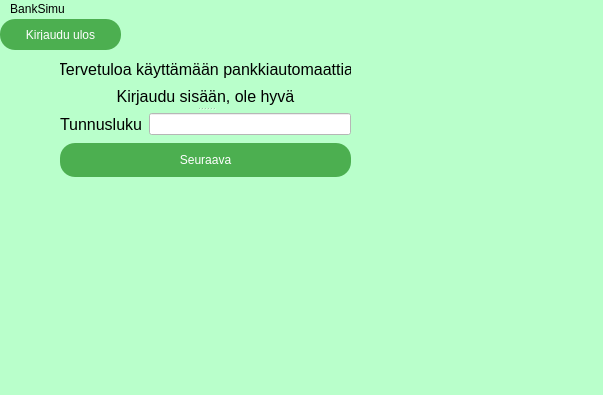
First picture: the form in frontend/mainwindow.ui, repository 22kmo-project/group_5, before the edit.
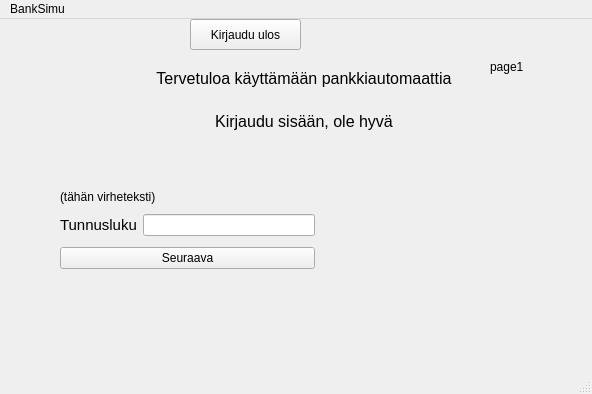
Second picture: the form after the edit. The open tabs and pages were chosen to show the change.

What changed in the file:
```diff
--- a/frontend/mainwindow.ui
+++ b/frontend/mainwindow.ui
@@ -6,16 +6,13 @@
    <rect>
     <x>0</x>
     <y>0</y>
-    <width>603</width>
-    <height>395</height>
+    <width>592</width>
+    <height>394</height>
    </rect>
   </property>
   <property name="windowTitle">
    <string>MainWindow</string>
   </property>
-  <property name="styleSheet">
-   <string notr="true">background-color: rgb(185, 255, 203);</string>
-  </property>
   <widget class="QWidget" name="centralwidget">
    <widget class="QStackedWidget" name="stackedWidget">
     <property name="geometry">
@@ -23,12 +20,9 @@
       <x>10</x>
       <y>30</y>
       <width>581</width>
-      <height>331</height>
+      <height>311</height>
      </rect>
     </property>
-    <property name="styleSheet">
-     <string notr="true">background-color: rgb(185, 255, 203);</string>
-    </property>
     <property name="currentIndex">
      <number>2</number>
     </property>
@@ -143,32 +137,15 @@
      </widget>
     </widget>
     <widget class="QWidget" name="page_1">
-     <widget class="QLabel" name="virheviesti2">
-      <property name="geometry">
-       <rect>
-        <x>50</x>
-        <y>140</y>
-        <width>121</width>
-        <height>16</height>
-       </rect>
-      </property>
-      <property name="text">
-       <string/>
-      </property>
-     </widget>
-     <widget class="QSplitter" name="splitter_2">
-      <property name="geometry">
-       <rect>
-        <x>50</x>
-        <y>10</y>
-        <width>291</width>
-        <height>120</height>
-       </rect>
-      </property>
-      <property name="orientation">
-       <enum>Qt::Vertical</enum>
-      </property>
       <widget class="QWidget" name="layoutWidget">
+      <property name="geometry">
+       <rect>
+        <x>110</x>
+        <y>10</y>
+        <width>368</width>
+        <height>81</height>
+       </rect>
+      </property>
        <layout class="QVBoxLayout" name="verticalLayout_2">
         <item>
          <widget class="QLabel" name="label_9">
@@ -203,6 +180,14 @@
        </layout>
       </widget>
       <widget class="QWidget" name="layoutWidget_2">
+      <property name="geometry">
+       <rect>
+        <x>50</x>
+        <y>160</y>
+        <width>255</width>
+        <height>65</height>
+       </rect>
+      </property>
        <layout class="QVBoxLayout" name="verticalLayout_3">
         <item>
          <layout class="QGridLayout" name="gridLayout_3">
@@ -210,7 +195,7 @@
            <widget class="QLabel" name="label_10">
             <property name="font">
              <font>
-              <pointsize>12</pointsize>
+             <pointsize>11</pointsize>
              </font>
             </property>
             <property name="text">
@@ -219,30 +204,12 @@
            </widget>
           </item>
           <item row="0" column="1">
-           <widget class="QLineEdit" name="korttinro_2">
-            <property name="styleSheet">
-             <string notr="true">background-color: rgb(255, 255, 255);</string>
-            </property>
-           </widget>
+          <widget class="QLineEdit" name="korttinro_2"/>
           </item>
          </layout>
         </item>
         <item>
          <widget class="QPushButton" name="seuraava_2">
-          <property name="styleSheet">
-           <string notr="true">display: inline-block;
-  padding: 10px 20px;
-  font-size: 12px;
-  cursor: pointer;
-  text-align: center;
-  text-decoration: none;
-  outline: none;
-  color: #fff;
-  background-color: #4CAF50;
-  border: none;
-  border-radius: 15px;
-  box-shadow: 0 9px #999;</string>
-          </property>
           <property name="text">
            <string>Seuraava</string>
           </property>
@@ -250,6 +217,31 @@
         </item>
        </layout>
       </widget>
+     <widget class="QLabel" name="label_11">
+      <property name="geometry">
+       <rect>
+        <x>480</x>
+        <y>10</y>
+        <width>49</width>
+        <height>16</height>
+       </rect>
+      </property>
+      <property name="text">
+       <string>page1</string>
+      </property>
+     </widget>
+     <widget class="QLabel" name="label_12">
+      <property name="geometry">
+       <rect>
+        <x>50</x>
+        <y>140</y>
+        <width>121</width>
+        <height>16</height>
+       </rect>
+      </property>
+      <property name="text">
+       <string>(tähän virheteksti)</string>
+      </property>
      </widget>
     </widget>
     <widget class="QWidget" name="page_2">
@@ -369,23 +361,12 @@
    <widget class="QPushButton" name="kirjaudu_ulos">
     <property name="geometry">
      <rect>
-      <x>0</x>
+      <x>190</x>
       <y>0</y>
-      <width>121</width>
+      <width>111</width>
       <height>31</height>
      </rect>
     </property>
-    <property name="styleSheet">
-     <string notr="true"> padding: 10px 20px;
-  font-size: 12px;
-  text-align: center;
-  text-decoration: none;
-  outline: none;
-  color: #fff;
-  background-color: #4CAF50;
-  border: none;
-  border-radius: 15px;</string>
-    </property>
     <property name="text">
      <string>Kirjaudu ulos</string>
     </property>
@@ -396,7 +377,7 @@
     <rect>
      <x>0</x>
      <y>0</y>
-     <width>603</width>
+     <width>592</width>
      <height>22</height>
     </rect>
    </property>
```
Left out of the diff: 97 changed lines with no effect on the pictures. Lines whose indentation alone changed are shown as unchanged.
